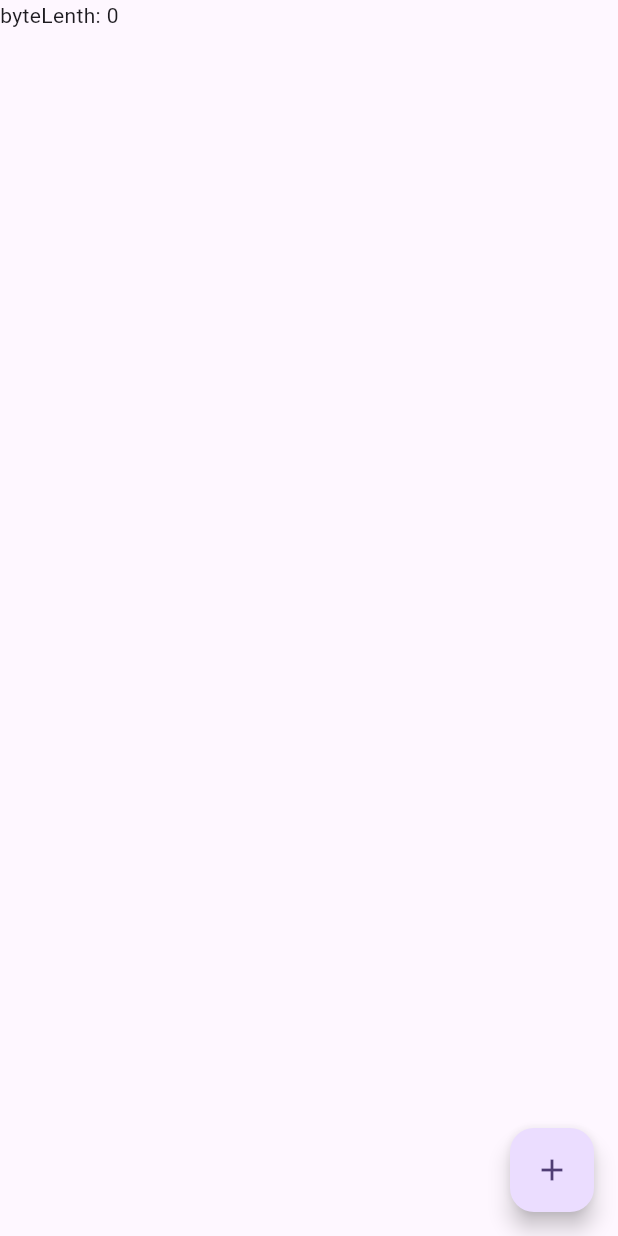
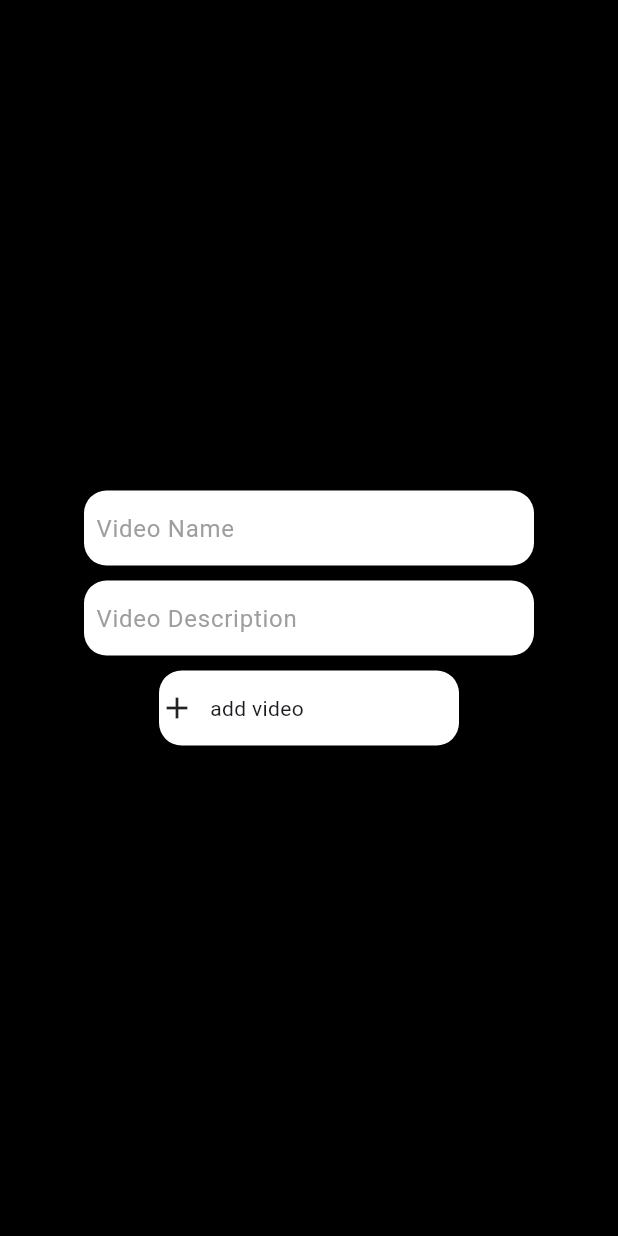
Before and after one commit to Mondal-Prasun/mytube_instgramReel_clone, a Flutter app: the UploadVideoScreen screen opened directly, on a phone screen of 412 x 824 dp. Run offline on Flutter 3.47's test engine with Material 3 defaults, Android fonts, the phone set to English and light mode, and no system bars; our stand-ins replace flutter_bloc, video_player; accounts and stored records are empty; network calls fail.

Commit message:
add pick video functionality

```diff
--- a/lib/screen/uploadVideo.dart
+++ b/lib/screen/uploadVideo.dart
@@ -1,9 +1,13 @@
-import 'dart:typed_data';
+import 'dart:io';
 
+import 'package:flutter/foundation.dart';
 import 'package:flutter/material.dart';
 import 'package:flutter_bloc/flutter_bloc.dart';
 import 'package:reel_c/provider/methodChannel.dart';
+
 import 'package:reel_c/provider/server.dart';
+import 'package:reel_c/widget/customTextField.dart';
+import 'package:video_player/video_player.dart';
 
 class UploadVideoScreen extends StatefulWidget {
   const UploadVideoScreen({super.key});
@@ -13,24 +17,102 @@ class UploadVideoScreen extends StatefulWidget {
 }
 
 class _UploadVideoScreenState extends State<UploadVideoScreen> {
+  late VideoPlayerController _videoPlayerController;
+
   @override
   Widget build(BuildContext context) {
     return Scaffold(
-      floatingActionButton: FloatingActionButton(
-        onPressed: () async {
-          await context.read<VideoMethodCubit>().getVideoBytes();
-        },
-        child: Icon(Icons.add),
-      ),
+      backgroundColor: Colors.black,
       body: BlocBuilder<UserApiCubit, UserApiState?>(
         builder: (BuildContext ctx, UserApiState? state) {
           if (state == null) {
             return Text("State is null");
           }
-          return BlocBuilder<VideoMethodCubit, Uint8List>(
-            builder: (ctx, bytes) {
-              return Text("byteLenth: ${bytes.length}");
-            },
+          return Form(
+            child: Center(
+              child: SingleChildScrollView(
+                child: Column(
+                  spacing: 10,
+                  mainAxisAlignment: .center,
+                  children: [
+                    CustomTextFromField(
+                      hintText: "Video Name",
+                      validator: (value) {
+                        if (value == null || value.isEmpty) {
+                          return "Video name cannot be empty";
+                        }
+                        return null;
+                      },
+                      onSave: (value) {},
+                    ),
+
+                    CustomTextFromField(
+                      hintText: "Video Description",
+                      validator: (value) {
+                        if (value == null || value.isEmpty) {
+                          return "Video description cannot be empty";
+                        }
+                        return null;
+                      },
+                      onSave: (value) {},
+                    ),
+                    BlocBuilder<VideoMethodCubit, String>(
+                      builder: (BuildContext ctx, String vidTempPath) {
+                        debugPrint("Flutter ui uri: $vidTempPath");
+                        if (vidTempPath.isEmpty) {
+                          return Container(
+                            height: 50,
+                            width: 200,
+                            decoration: BoxDecoration(
+                              color: Colors.white,
+                              borderRadius: BorderRadius.circular(15),
+                            ),
+                            child: InkWell(
+                              onTap: () async {
+                                await context
+                                    .read<VideoMethodCubit>()
+                                    .getVideoPath();
+                              },
+                              child: Row(
+                                crossAxisAlignment: .center,
+                                spacing: 10,
+                                children: [Icon(Icons.add), Text("add video")],
+                              ),
+                            ),
+                          );
+                        } else {
+                          debugPrint(vidTempPath);
+                          _videoPlayerController =
+                              VideoPlayerController.contentUri(
+                                  Uri.parse(vidTempPath),
+                                )
+                                ..initialize().then((value) {
+                                  _videoPlayerController.play();
+                                });
+
+                          return Container(
+                            height: 300,
+                            width: 300,
+                            decoration: BoxDecoration(
+                              color: Colors.white,
+                              borderRadius: BorderRadius.circular(15),
+                            ),
+                            child: ClipRRect(
+                              borderRadius: BorderRadius.circular(15),
+                              child: AspectRatio(
+                                aspectRatio:
+                                    _videoPlayerController.value.aspectRatio,
+                                child: VideoPlayer(_videoPlayerController),
+                              ),
+                            ),
+                          );
+                        }
+                      },
+                    ),
+                  ],
+                ),
+              ),
+            ),
           );
         },
       ),
--- a/pubspec.yaml
+++ b/pubspec.yaml
@@ -36,6 +36,7 @@ dependencies:
   cupertino_icons: ^1.0.8
   flutter_bloc: ^9.1.1
   http: ^1.6.0
+  video_player: ^2.14.1
 
 dev_dependencies:
   flutter_test:
```
Also changed, not shown: lib/provider/methodChannel.dart (+30 -13 lines), pubspec.lock, 2 other files.
